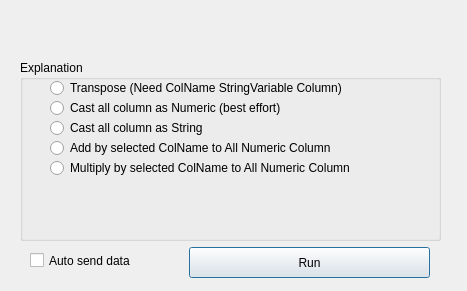
First picture: the form in orangecontrib/AAIT/widgets/designer/owmutator.ui, repository TigerODM/TigerODM, before the edit.
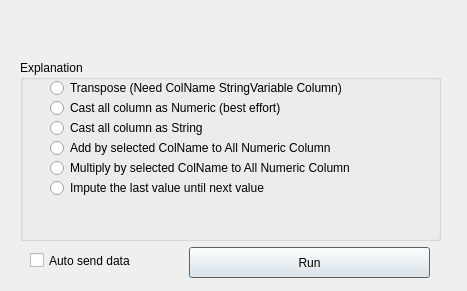
Second picture: the form after the edit.

Commit message: ajout bouton ffill

The edit to the form file:
```diff
--- a/orangecontrib/AAIT/widgets/designer/owmutator.ui
+++ b/orangecontrib/AAIT/widgets/designer/owmutator.ui
@@ -106,6 +106,19 @@
      <string>Multiply by selected ColName to All Numeric Column</string>
     </property>
    </widget>
+   <widget class="QRadioButton" name="radioButton_ffill">
+    <property name="geometry">
+     <rect>
+      <x>30</x>
+      <y>120</y>
+      <width>381</width>
+      <height>16</height>
+     </rect>
+    </property>
+    <property name="text">
+     <string>Impute the last value until next value</string>
+    </property>
+   </widget>
   </widget>
   <widget class="QPushButton" name="pushButton">
    <property name="geometry">
```
